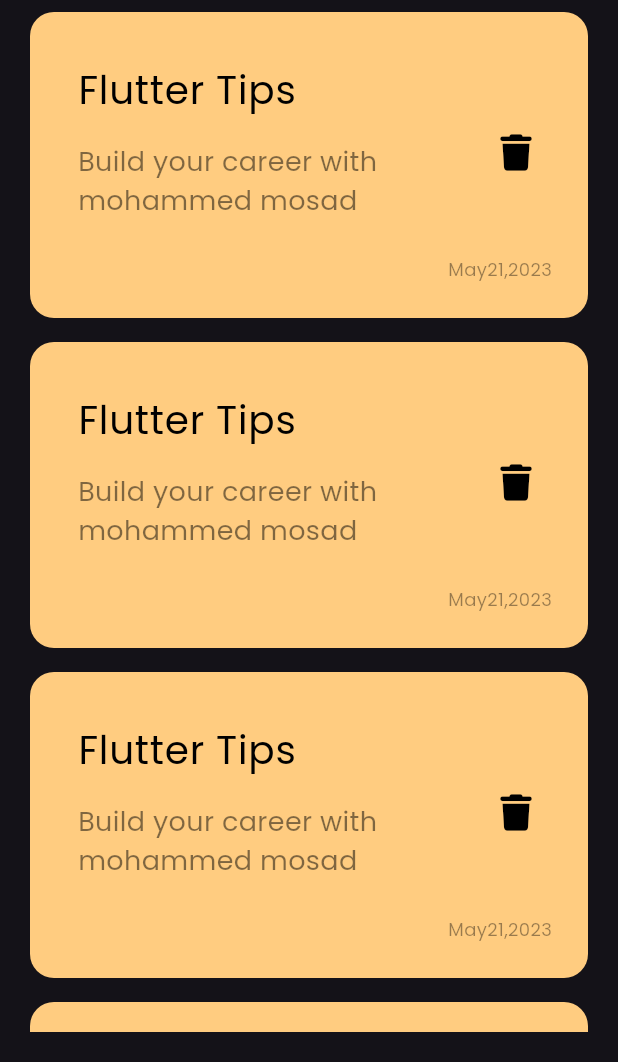
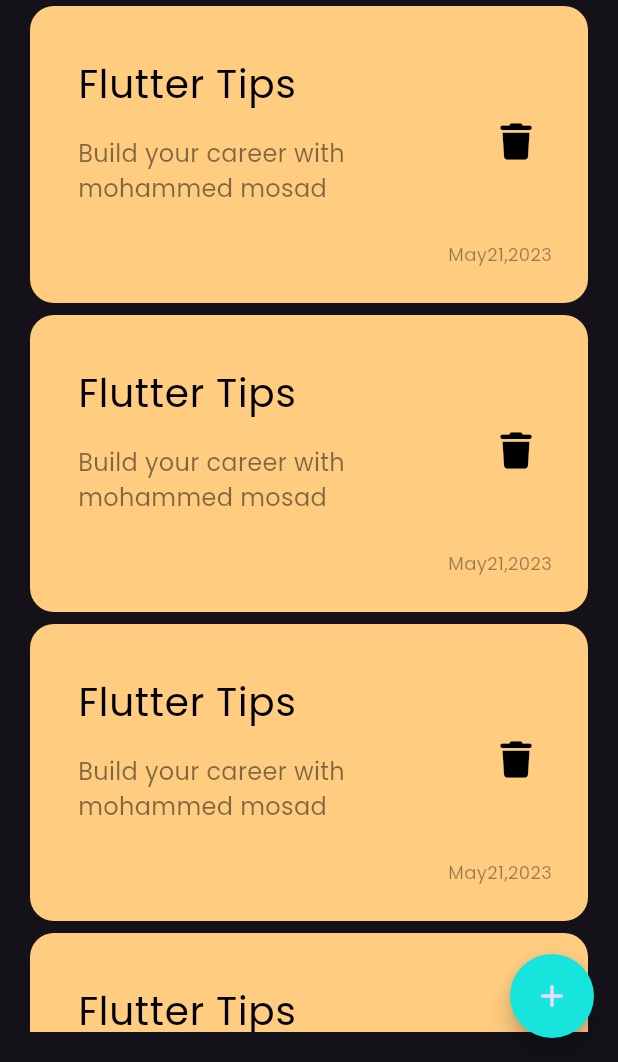
Before and after one commit to Eng-Mosad-99/notes_app, a Flutter app: the screen it shows after launch, on a phone screen of 412 x 824 dp, the part 174-1236 px from its top. Run offline on Flutter 3.47's test engine with Material 3 defaults, Android fonts, the light colour scheme and no system bars; our stand-ins replace font_awesome_flutter.

Commit message:
create floating action button

```diff
--- a/lib/views/notes_view.dart
+++ b/lib/views/notes_view.dart
@@ -6,8 +6,20 @@
 
   @override
   Widget build(BuildContext context) {
-    return const Scaffold(
-      body: NotesViewBody(),
+    return Scaffold(
+      floatingActionButton: FloatingActionButton(
+        backgroundColor: const Color.fromARGB(255, 23, 228, 221),
+        shape: RoundedRectangleBorder(
+          borderRadius: BorderRadius.circular(
+            100,
+          ),
+        ),
+        onPressed: () {},
+        child: const Icon(
+          Icons.add,
+        ),
+      ),
+      body: const NotesViewBody(),
     );
   }
 }
--- a/lib/widgets/custom_note_item.dart
+++ b/lib/widgets/custom_note_item.dart
@@ -1,4 +1,3 @@
-
 import 'package:flutter/material.dart';
 import 'package:font_awesome_flutter/font_awesome_flutter.dart';
 
@@ -23,7 +22,7 @@
         crossAxisAlignment: CrossAxisAlignment.end,
         children: [
           ListTile(
-            title:const Text(
+            title: const Text(
               'Flutter Tips',
               style: TextStyle(
                 fontSize: 26,
@@ -39,7 +38,7 @@
                 'Build your career with mohammed mosad',
                 style: TextStyle(
                   color: Colors.black.withOpacity(.5),
-                  fontSize: 18,
+                  fontSize: 16,
                 ),
               ),
             ),
--- a/lib/widgets/notes_list_view.dart
+++ b/lib/widgets/notes_list_view.dart
@@ -9,7 +9,7 @@
     return ListView.builder(
       itemBuilder: (context, index) {
         return const Padding(
-          padding: EdgeInsets.symmetric(vertical: 8.0),
+          padding: EdgeInsets.symmetric(vertical: 4.0),
           child: NoteItem(),
         );
       },
```
